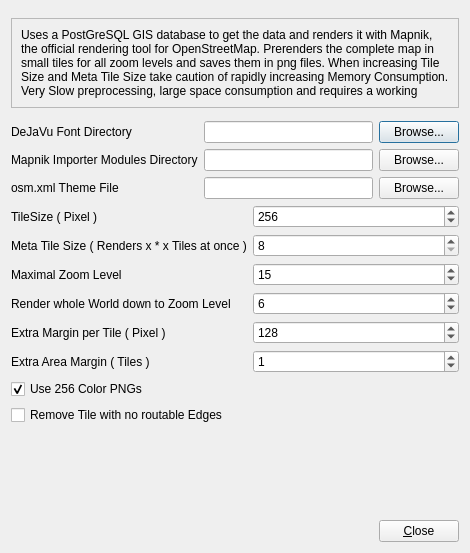
Above: plugins/mapnikrenderer/mrsettingsdialog.ui from shentok/MoNav before the change. Below: the same form after it.
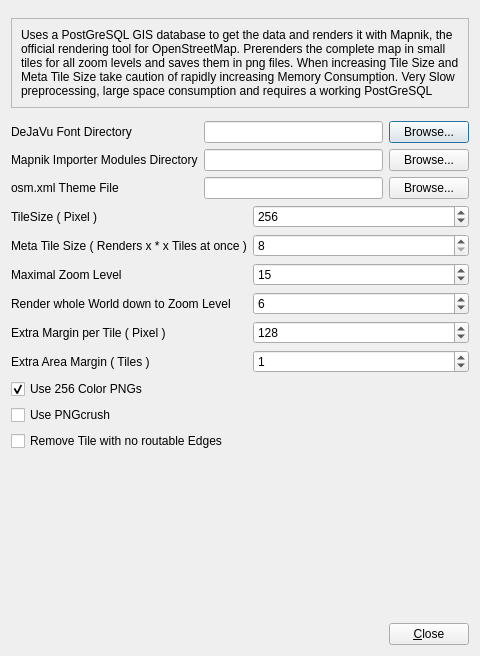
That is the form after the change.

Commit message: MapnikRenderer: Added option to run pngcrush on tiles

Patch:
```diff
--- a/plugins/mapnikrenderer/mrsettingsdialog.ui
+++ b/plugins/mapnikrenderer/mrsettingsdialog.ui
@@ -6,8 +6,8 @@
    <rect>
     <x>0</x>
     <y>0</y>
-    <width>470</width>
-    <height>553</height>
+    <width>480</width>
+    <height>656</height>
    </rect>
   </property>
   <property name="windowTitle">
@@ -272,6 +272,13 @@
        </property>
       </widget>
      </item>
+     <item>
+      <widget class="QCheckBox" name="pngcrush">
+       <property name="text">
+        <string>Use PNGcrush</string>
+       </property>
+      </widget>
+     </item>
      <item>
       <widget class="QCheckBox" name="removeTiles">
        <property name="text">
```
The commit also changes 9 other files.
